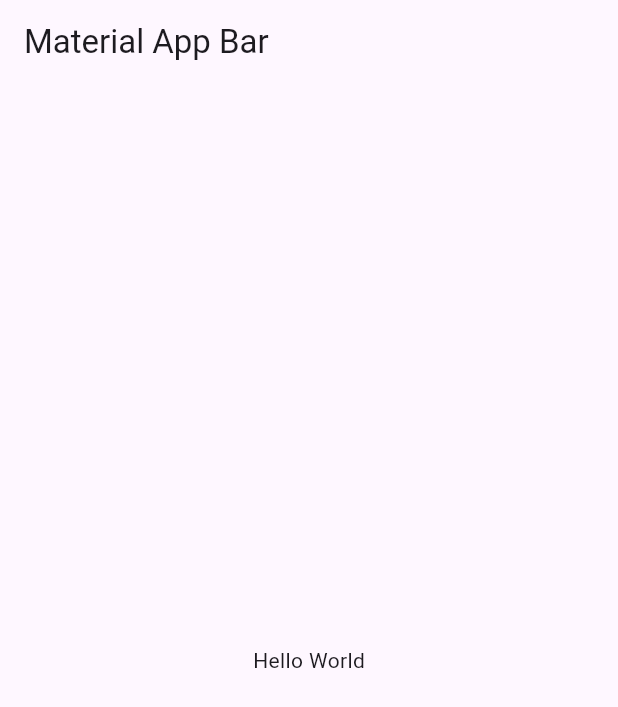
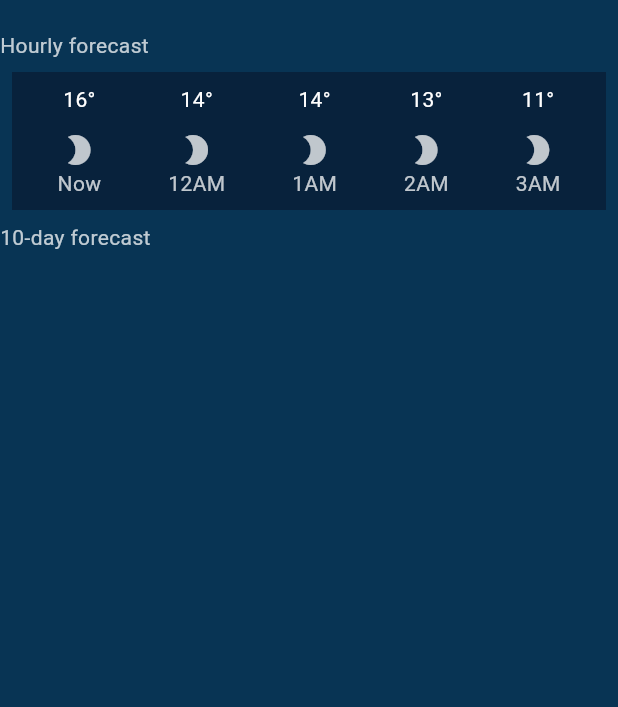
Before and after one commit to josefranciscogv/PMD_T2, a Flutter app: the screen it shows after launch, on a phone screen of 412 x 824 dp. Shown: the top 707 px of the screen. Run offline on Flutter 3.47's test engine with Material 3 defaults, Android fonts, the phone set to English and light mode, and no system bars.

Commit message:
Added hourly forecast, the container with moons temperatures and hours and 10-day forecast

```diff
--- a/lib/main.dart
+++ b/lib/main.dart
@@ -1,9 +1,9 @@
 import 'package:flutter/material.dart';
 
-void main() => runApp(const MyApp());
+void main() => runApp(MyApp());
 
 class MyApp extends StatelessWidget {
-  const MyApp({super.key});
+  MyApp({super.key});
 
   @override
   Widget build(BuildContext context) {
@@ -15,18 +15,155 @@ class MyApp extends StatelessWidget {
 }
 
 class HomePage extends StatelessWidget {
-  const HomePage({
+  HomePage({
     super.key,
   });
 
   @override
   Widget build(BuildContext context) {
     return Scaffold(
-      appBar: AppBar(
-        title: const Text('Material App Bar'),
-      ),
-      body: const Center(
-        child: Text('Hello World'),
+      body: Container(
+        color: Color.fromARGB(255, 8, 52, 84),
+        child: Column(
+          children: [
+            Padding(
+              padding: const EdgeInsets.only(top: 20.0, bottom: 8.0),
+              child: Row(
+                children: [
+                  Text(
+                    "Hourly forecast",
+                    style: TextStyle(color: Color.fromARGB(190, 255, 255, 255)),
+                  )
+                ],
+              ),
+            ),
+            Container(
+              color: Color.fromARGB(190, 8, 28, 52),
+              padding: EdgeInsets.all(8.0),
+              margin: EdgeInsets.only(left: 8.0, right: 8.0),
+              child: Column(
+                children: [
+                  Row(
+                    mainAxisAlignment: MainAxisAlignment.spaceAround,
+                    children: [
+                      Column(
+                        children: [
+                          Padding(
+                            padding: const EdgeInsets.only(bottom: 12.0),
+                            child: Text(
+                              "16°",
+                              style: TextStyle(color: Colors.white),
+                            ),
+                          ),
+                          Icon(
+                            Icons.mode_night,
+                            color: Color.fromARGB(190, 255, 255, 255),
+                          ),
+                          Text(
+                            "Now",
+                            style: TextStyle(
+                                color: Color.fromARGB(190, 255, 255, 255)),
+                          )
+                        ],
+                      ),
+                      Column(
+                        children: [
+                          Padding(
+                            padding: const EdgeInsets.only(bottom: 12.0),
+                            child: Text(
+                              "14°",
+                              style: TextStyle(color: Colors.white),
+                            ),
+                          ),
+                          Icon(
+                            Icons.mode_night,
+                            color: Color.fromARGB(190, 255, 255, 255),
+                          ),
+                          Text(
+                            "12AM",
+                            style: TextStyle(
+                                color: Color.fromARGB(190, 255, 255, 255)),
+                          )
+                        ],
+                      ),
+                      Column(
+                        children: [
+                          Padding(
+                            padding: const EdgeInsets.only(bottom: 12.0),
+                            child: Text(
+                              "14°",
+                              style: TextStyle(color: Colors.white),
+                            ),
+                          ),
+                          Icon(
+                            Icons.mode_night,
+                            color: Color.fromARGB(190, 255, 255, 255),
+                          ),
+                          Text(
+                            "1AM",
+                            style: TextStyle(
+                                color: Color.fromARGB(190, 255, 255, 255)),
+                          )
+                        ],
+                      ),
+                      Column(
+                        children: [
+                          Padding(
+                            padding: const EdgeInsets.only(bottom: 12.0),
+                            child: Text(
+                              "13°",
+                              style: TextStyle(color: Colors.white),
+                            ),
+                          ),
+                          Icon(
+                            Icons.mode_night,
+                            color: Color.fromARGB(190, 255, 255, 255),
+                          ),
+                          Text(
+                            "2AM",
+                            style: TextStyle(
+                                color: Color.fromARGB(190, 255, 255, 255)),
+                          )
+                        ],
+                      ),
+                      Column(
+                        children: [
+                          Padding(
+                            padding: const EdgeInsets.only(bottom: 12.0),
+                            child: Text(
+                              "11°",
+                              style: TextStyle(color: Colors.white),
+                            ),
+                          ),
+                          Icon(
+                            Icons.mode_night,
+                            color: Color.fromARGB(190, 255, 255, 255),
+                          ),
+                          Text(
+                            "3AM",
+                            style: TextStyle(
+                                color: Color.fromARGB(190, 255, 255, 255)),
+                          )
+                        ],
+                      )
+                    ],
+                  )
+                ],
+              ),
+            ),
+            Padding(
+              padding: const EdgeInsets.only(top: 8.0),
+              child: Row(
+                children: [
+                  Text(
+                    "10-day forecast",
+                    style: TextStyle(color: Color.fromARGB(190, 255, 255, 255)),
+                  )
+                ],
+              ),
+            )
+          ],
+        ),
       ),
     );
   }
```
